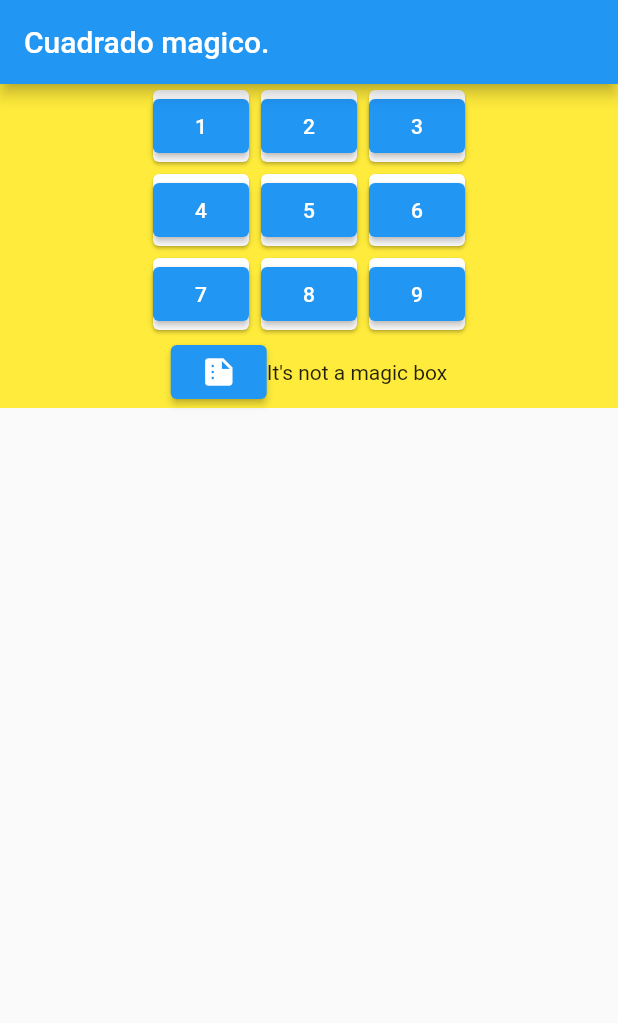
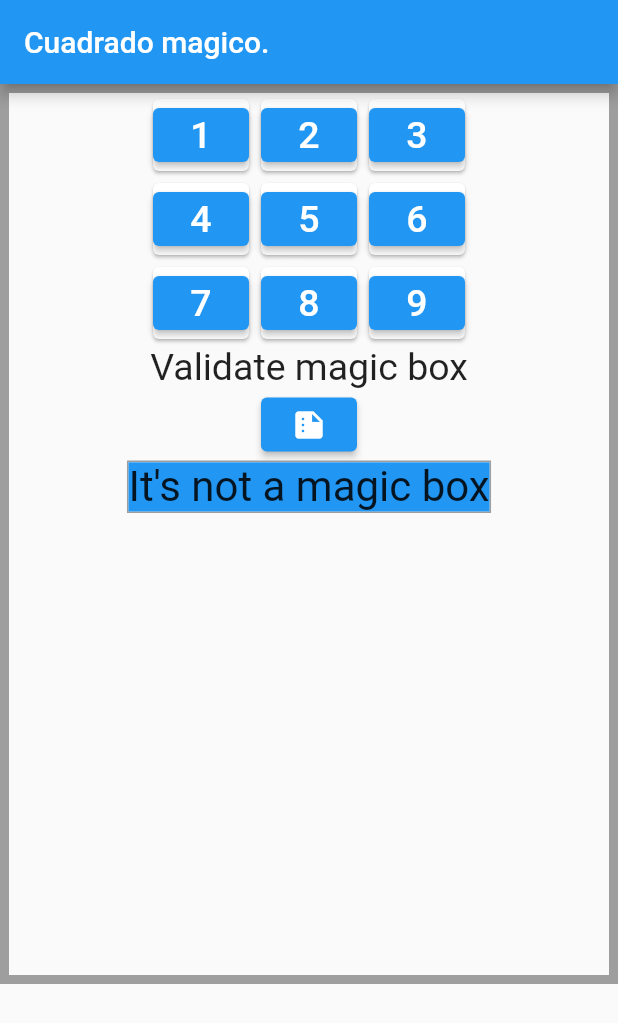
Before and after one commit to TheJokerV/Parcial-Movil, a Flutter app: the screen it shows after launch, after a tap on the "summarize" icon, on a phone screen of 412 x 824 dp. Shown: the top 1023 px of the screen. Run offline on Flutter 3.47's test engine with Material 2 defaults, Android fonts, the phone set to English and light mode, and no system bars; our stand-ins replace flutter_bloc.

Commit message:
Por fin se acabo senior Jesucristo

```diff
--- a/lib/src/buttons/button1.dart
+++ b/lib/src/buttons/button1.dart
@@ -28,7 +28,7 @@ class _Button1 extends State<Button1>{
   Widget build(BuildContext context) {
     var button1 = Column(
       children: [
-        ElevatedButton(onPressed: (){netxNumber();}, child: Text(this.widget.data.num1.toString()))
+        ElevatedButton(onPressed: (){netxNumber();}, child: Text(this.widget.data.num1.toString(), style: TextStyle(fontSize: 25),))
       ],
     );
     return button1;
--- a/lib/src/buttons/button2.dart
+++ b/lib/src/buttons/button2.dart
@@ -28,7 +28,7 @@ class _Button2 extends State<Button2>{
   Widget build(BuildContext context) {
     var button2 = Column(
       children: [
-        ElevatedButton(onPressed: (){netxNumber();}, child: Text(this.widget.data.num2.toString()))
+        ElevatedButton(onPressed: (){netxNumber();}, child: Text(this.widget.data.num2.toString(), style: TextStyle(fontSize: 25),))
       ],
     );
     return button2;
--- a/lib/src/buttons/button3.dart
+++ b/lib/src/buttons/button3.dart
@@ -28,7 +28,7 @@ class _Button3 extends State<Button3>{
   Widget build(BuildContext context) {
     var button3 = Column(
       children: [
-        ElevatedButton(onPressed: (){netxNumber();}, child: Text(this.widget.data.num3.toString()))
+        ElevatedButton(onPressed: (){netxNumber();}, child: Text(this.widget.data.num3.toString(), style: TextStyle(fontSize: 25),))
       ],
     );
     return button3;
--- a/lib/src/buttons/button4.dart
+++ b/lib/src/buttons/button4.dart
@@ -28,7 +28,7 @@ class _Button4 extends State<Button4>{
   Widget build(BuildContext context) {
     var button4 = Column(
       children: [
-        ElevatedButton(onPressed: (){netxNumber();}, child: Text(this.widget.data.num4.toString()))
+        ElevatedButton(onPressed: (){netxNumber();}, child: Text(this.widget.data.num4.toString(), style: TextStyle(fontSize: 25),))
       ],
     );
     return button4;
--- a/lib/src/buttons/button5.dart
+++ b/lib/src/buttons/button5.dart
@@ -28,7 +28,7 @@ class _Button5 extends State<Button5>{
   Widget build(BuildContext context) {
     var button5 = Column(
       children: [
-        ElevatedButton(onPressed: (){netxNumber();}, child: Text(this.widget.data.num5.toString()))
+        ElevatedButton(onPressed: (){netxNumber();}, child: Text(this.widget.data.num5.toString(), style: TextStyle(fontSize: 25),))
       ],
     );
     return button5;
--- a/lib/src/buttons/button6.dart
+++ b/lib/src/buttons/button6.dart
@@ -28,7 +28,7 @@ class _Button6 extends State<Button6>{
   Widget build(BuildContext context) {
     var button6 = Column(
       children: [
-        ElevatedButton(onPressed: (){netxNumber();}, child: Text(this.widget.data.num6.toString()))
+        ElevatedButton(onPressed: (){netxNumber();}, child: Text(this.widget.data.num6.toString(), style: TextStyle(fontSize: 25),))
       ],
     );
     return button6;
--- a/lib/src/buttons/button7.dart
+++ b/lib/src/buttons/button7.dart
@@ -28,7 +28,7 @@ class _Button7 extends State<Button7>{
   Widget build(BuildContext context) {
     var button7 = Column(
       children: [
-        ElevatedButton(onPressed: (){netxNumber();}, child: Text(this.widget.data.num7.toString()))
+        ElevatedButton(onPressed: (){netxNumber();}, child: Text(this.widget.data.num7.toString(), style: TextStyle(fontSize: 25),))
       ],
     );
     return button7;
--- a/lib/src/buttons/button8.dart
+++ b/lib/src/buttons/button8.dart
@@ -28,7 +28,7 @@ class _Button8 extends State<Button8>{
   Widget build(BuildContext context) {
     var button8 = Column(
       children: [
-        ElevatedButton(onPressed: (){netxNumber();}, child: Text(this.widget.data.num8.toString()))
+        ElevatedButton(onPressed: (){netxNumber();}, child: Text(this.widget.data.num8.toString(), style: TextStyle(fontSize: 25),))
       ],
     );
     return button8;
--- a/lib/src/buttons/button9.dart
+++ b/lib/src/buttons/button9.dart
@@ -28,7 +28,7 @@ class _Button9 extends State<Button9>{
   Widget build(BuildContext context) {
     var button9 = Column(
       children: [
-        ElevatedButton(onPressed: (){netxNumber();}, child: Text(this.widget.data.num9.toString()))
+        ElevatedButton(onPressed: (){netxNumber();}, child: Text(this.widget.data.num9.toString(), style: TextStyle(fontSize: 25),))
       ],
     );
     return button9;
--- a/lib/src/magicBox/magicBox.dart
+++ b/lib/src/magicBox/magicBox.dart
@@ -33,8 +33,7 @@ class _MagicBox extends State<MagicBox>{
   int dgn1 = 0;
   int dgn2 = 0;
 
-  bool noEqual = false;
-  String answer = "a";
+  String answer = "";
 
   sumMatriz(){
 
@@ -47,12 +46,6 @@ class _MagicBox extends State<MagicBox>{
       ver3 = data.num3 + data.num6 + data.num9;
       dgn1 = data.num1 + data.num5 + data.num9;
       dgn2 = data.num7 + data.num5 + data.num3;
-    });
-  }
-
-  result() {
-    sumMatriz();
-    setState(() {
 
         if(hrz1 == 15 && hrz2 == 15 && hrz3 == 15 && ver1 == 15 && ver2 == 15 && ver3 == 15 && dgn1 == 15 ){
 
@@ -65,7 +58,8 @@ class _MagicBox extends State<MagicBox>{
 
   @override
   Widget build(BuildContext context) {
-    var mBox = Container(decoration: BoxDecoration(color: Colors.yellow),
+    var mBox = Center (child: Container(height: 600, width: 600,
+      decoration: BoxDecoration(border: Border.all(color: Colors.grey, width: 6)),
 
       child: Column(
         children: [
@@ -156,13 +150,19 @@ class _MagicBox extends State<MagicBox>{
           ),
             Row(mainAxisAlignment: MainAxisAlignment.center,
                 children: [
-                  ElevatedButton(onPressed: (){result();}, child: Icon(Icons.summarize)),
-                  Text(this.answer.toString())
+                  Column(
+                    children: [
+                      Text("Validate magic box", style: TextStyle(fontSize: 25)),
+                      ElevatedButton(onPressed: (){sumMatriz();}, child: Icon(Icons.summarize)),
+                      Container(decoration: BoxDecoration(border: Border.all(width: 1, color: Colors.grey), ),
+                        child: Text(this.answer.toString(), style: TextStyle(backgroundColor: Colors.blue, fontSize: 28),),)
 
+                      ],
+                  )
                 ],)
         ]
         ),
-    );
+    ));
 
     return mBox;
   }
```
